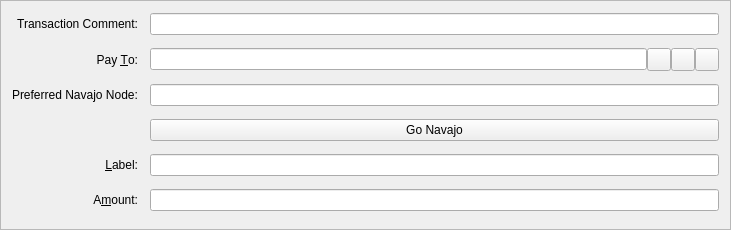
Old version of the form src/qt/forms/sendcoinsentry.ui in the repository sherlockcoin/navbetatest.
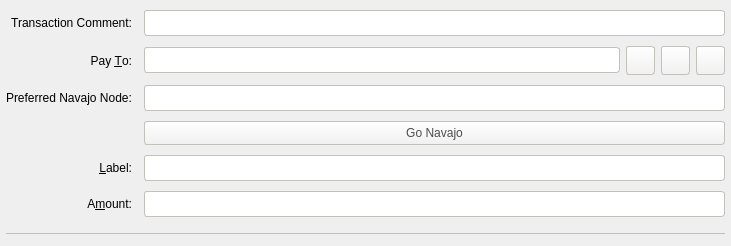
New version of the form. Icons and pictures are not drawn. Custom widgets are drawn as their Qt base class.

Patch:
```diff
--- a/src/qt/forms/sendcoinsentry.ui
+++ b/src/qt/forms/sendcoinsentry.ui
@@ -7,27 +7,55 @@
     <x>0</x>
     <y>0</y>
     <width>731</width>
-    <height>230</height>
+    <height>246</height>
    </rect>
   </property>
   <property name="windowTitle">
    <string>Form</string>
   </property>
   <property name="styleSheet">
-   <string notr="true">background-image: url(:/images2/8);</string>
+   <string notr="true">border:none;</string>
   </property>
   <property name="frameShape">
    <enum>QFrame::StyledPanel</enum>
   </property>
   <property name="frameShadow">
-   <enum>QFrame::Sunken</enum>
+   <enum>QFrame::Plain</enum>
   </property>
   <layout class="QGridLayout" name="gridLayout">
-   <property name="spacing">
+   <property name="leftMargin">
+    <number>6</number>
+   </property>
+   <property name="topMargin">
+    <number>6</number>
+   </property>
+   <property name="rightMargin">
+    <number>6</number>
+   </property>
+   <property name="bottomMargin">
+    <number>0</number>
+   </property>
+   <property name="horizontalSpacing">
     <number>12</number>
    </property>
-   <item row="9" column="1">
-    <widget class="BitcoinAmountField" name="payAmount"/>
+   <property name="verticalSpacing">
+    <number>6</number>
+   </property>
+   <item row="8" column="0">
+    <widget class="QLabel" name="label_4">
+     <property name="styleSheet">
+      <string notr="true">border:none;</string>
+     </property>
+     <property name="text">
+      <string>&amp;Label:</string>
+     </property>
+     <property name="alignment">
+      <set>Qt::AlignRight|Qt::AlignTrailing|Qt::AlignVCenter</set>
+     </property>
+     <property name="buddy">
+      <cstring>addAsLabel</cstring>
+     </property>
+    </widget>
    </item>
    <item row="4" column="1">
     <layout class="QHBoxLayout" name="payToLayout">
@@ -39,6 +67,14 @@
        <property name="toolTip">
         <string>The address to send the payment to  (e.g. sjz75uKHzUQJnSdzvpiigEGxseKkDhQToX)</string>
        </property>
+       <property name="styleSheet">
+        <string notr="true">background-color: rgb(255,255,255);
+border-radius:3px;
+border: 1px solid #C4C1BD;
+color: #4C4C4C;
+padding: 4px;
+margin: 0px 6px 0px 0px;</string>
+       </property>
        <property name="maxLength">
         <number>34</number>
        </property>
@@ -49,6 +85,14 @@
        <property name="toolTip">
         <string>Choose address from address book</string>
        </property>
+       <property name="styleSheet">
+        <string notr="true">background-color: qlineargradient(spread:pad, x1:0, y1:1, x2:0, y2:0, stop:0 rgb(240,240,240), stop:1 rgb(255, 255, 255));
+border-radius:3px;
+border: 1px solid #C4C1BD;
+color: #4C4C4C;
+padding: 4px;
+margin: 0px 6px 0px 0px;</string>
+       </property>
        <property name="text">
         <string/>
        </property>
@@ -66,6 +110,14 @@
        <property name="toolTip">
         <string>Paste address from clipboard</string>
        </property>
+       <property name="styleSheet">
+        <string notr="true">background-color: qlineargradient(spread:pad, x1:0, y1:1, x2:0, y2:0, stop:0 rgb(240,240,240), stop:1 rgb(255, 255, 255));
+border-radius:3px;
+border: 1px solid #C4C1BD;
+color: #4C4C4C;
+padding: 4px;
+margin: 0px 6px 0px 0px;</string>
+       </property>
        <property name="text">
         <string/>
        </property>
@@ -83,6 +135,13 @@
        <property name="toolTip">
         <string>Remove this recipient</string>
        </property>
+       <property name="styleSheet">
+        <string notr="true">background-color: qlineargradient(spread:pad, x1:0, y1:1, x2:0, y2:0, stop:0 rgb(240,240,240), stop:1 rgb(255, 255, 255));
+border-radius:3px;
+border: 1px solid #C4C1BD;
+color: #4C4C4C;
+padding: 4px;</string>
+       </property>
        <property name="text">
         <string/>
        </property>
@@ -94,26 +153,49 @@
      </item>
     </layout>
    </item>
-   <item row="1" column="0">
-    <widget class="QLabel" name="label_5">
+   <item row="7" column="1">
+    <widget class="QPushButton" name="gonavanjoButton">
+     <property name="styleSheet">
+      <string notr="true">background-color: qlineargradient(spread:pad, x1:0, y1:1, x2:0, y2:0, stop:0 rgb(240,240,240), stop:1 rgb(255, 255, 255));
+border-radius:3px;
+border: 1px solid #C4C1BD;
+color: #4C4C4C;
+padding: 4px 12px;</string>
+     </property>
      <property name="text">
-      <string>Transaction Comment:</string>
+      <string>Go Navajo</string>
      </property>
-     <property name="alignment">
-      <set>Qt::AlignRight|Qt::AlignTrailing|Qt::AlignVCenter</set>
-     </property>
     </widget>
    </item>
-   <item row="8" column="0">
-    <widget class="QLabel" name="label_4">
+   <item row="6" column="0">
+    <widget class="QLabel" name="label_3">
+     <property name="styleSheet">
+      <string notr="true">border:none;</string>
+     </property>
      <property name="text">
-      <string>&amp;Label:</string>
+      <string>Preferred Navajo Node:</string>
      </property>
-     <property name="alignment">
-      <set>Qt::AlignRight|Qt::AlignTrailing|Qt::AlignVCenter</set>
+    </widget>
+   </item>
+   <item row="6" column="1">
+    <widget class="QLineEdit" name="lineEdit">
+     <property name="styleSheet">
+      <string notr="true">background-color: rgb(255,255,255);
+border-radius:3px;
+border: 1px solid #C4C1BD;
+color: #4C4C4C;
+padding: 4px;</string>
      </property>
-     <property name="buddy">
-      <cstring>addAsLabel</cstring>
+    </widget>
+   </item>
+   <item row="1" column="1">
+    <widget class="QLineEdit" name="lineEdit_2">
+     <property name="styleSheet">
+      <string notr="true">background-color: rgb(255,255,255);
+border-radius:3px;
+border: 1px solid #C4C1BD;
+color: #4C4C4C;
+padding: 4px;</string>
      </property>
     </widget>
    </item>
@@ -130,25 +212,46 @@
        <property name="toolTip">
         <string>Enter a label for this address to add it to your address book</string>
        </property>
+       <property name="styleSheet">
+        <string notr="true">background-color: rgb(255,255,255);
+border-radius:3px;
+border: 1px solid #C4C1BD;
+color: #4C4C4C;
+padding: 4px;</string>
+       </property>
       </widget>
      </item>
     </layout>
    </item>
-   <item row="4" column="0">
-    <widget class="QLabel" name="label_2">
+   <item row="9" column="1">
+    <widget class="BitcoinAmountField" name="payAmount">
+     <property name="styleSheet">
+      <string notr="true">background-color: rgb(255,255,255);
+border-radius:3px;
+border: 1px solid #C4C1BD;
+color: #4C4C4C;
+padding: 4px;</string>
+     </property>
+    </widget>
+   </item>
+   <item row="1" column="0">
+    <widget class="QLabel" name="label_5">
+     <property name="styleSheet">
+      <string notr="true">border:none;</string>
+     </property>
      <property name="text">
-      <string>Pay &amp;To:</string>
+      <string>Transaction Comment:</string>
      </property>
      <property name="alignment">
       <set>Qt::AlignRight|Qt::AlignTrailing|Qt::AlignVCenter</set>
      </property>
-     <property name="buddy">
-      <cstring>payTo</cstring>
-     </property>
     </widget>
    </item>
    <item row="9" column="0">
     <widget class="QLabel" name="label">
+     <property name="styleSheet">
+      <string notr="true">border:none;</string>
+     </property>
      <property name="text">
       <string>A&amp;mount:</string>
      </property>
@@ -160,25 +263,53 @@
      </property>
     </widget>
    </item>
-   <item row="1" column="1">
-    <widget class="QLineEdit" name="lineEdit_2"/>
-   </item>
-   <item row="6" column="1">
-    <widget class="QLineEdit" name="lineEdit"/>
-   </item>
-   <item row="6" column="0">
-    <widget class="QLabel" name="label_3">
+   <item row="4" column="0">
+    <widget class="QLabel" name="label_2">
+     <property name="styleSheet">
+      <string notr="true">border:none;</string>
+     </property>
      <property name="text">
-      <string>Preferred Navajo Node:</string>
+      <string>Pay &amp;To:</string>
      </property>
+     <property name="alignment">
+      <set>Qt::AlignRight|Qt::AlignTrailing|Qt::AlignVCenter</set>
+     </property>
+     <property name="buddy">
+      <cstring>payTo</cstring>
+     </property>
     </widget>
    </item>
-   <item row="7" column="1">
-    <widget class="QPushButton" name="gonavanjoButton">
-     <property name="text">
-      <string>Go Navajo</string>
+   <item row="10" column="0" colspan="2">
+    <layout class="QVBoxLayout" name="verticalLayout">
+     <property name="spacing">
+      <number>0</number>
      </property>
-    </widget>
+     <property name="topMargin">
+      <number>6</number>
+     </property>
+     <item>
+      <widget class="Line" name="line">
+       <property name="minimumSize">
+        <size>
+         <width>0</width>
+         <height>1</height>
+        </size>
+       </property>
+       <property name="maximumSize">
+        <size>
+         <width>16777211</width>
+         <height>16777215</height>
+        </size>
+       </property>
+       <property name="styleSheet">
+        <string notr="true">border-top: 1px solid #C0C0C0;</string>
+       </property>
+       <property name="orientation">
+        <enum>Qt::Horizontal</enum>
+       </property>
+      </widget>
+     </item>
+    </layout>
    </item>
   </layout>
  </widget>
```
